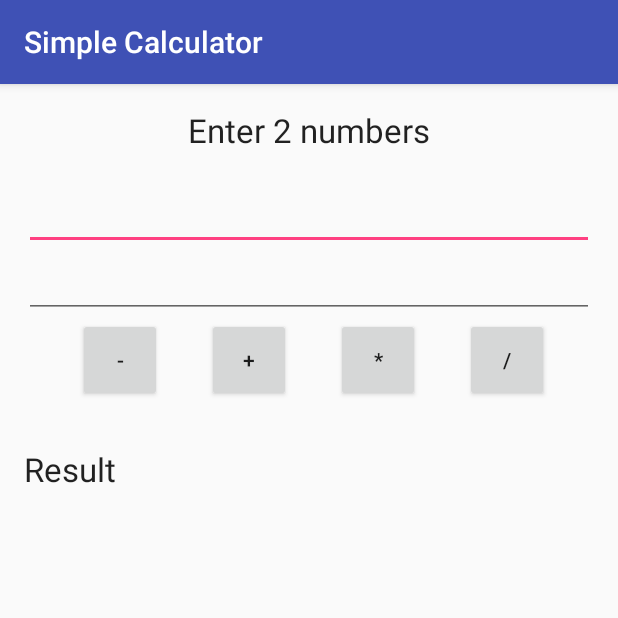
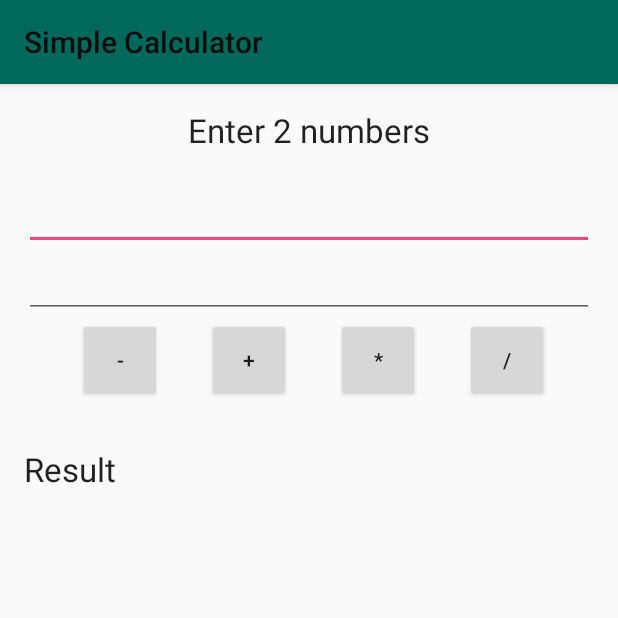
Before and after one commit to hesham-saeed/SimpleCalculator, an Android app: the screen it shows after launch (MainActivity), on a phone screen of 412 x 824 dp, the top half of it. Run offline under Robolectric (Android 15) with nearby library versions, the phone set to English and light mode, and no system bars.

Commit message:
style editted

```diff
--- a/app/src/main/res/values/styles.xml
+++ b/app/src/main/res/values/styles.xml
@@ -1,9 +1,9 @@
 <resources>
 
     <!-- Base application theme. -->
-    <style name="AppTheme" parent="Theme.AppCompat.Light.DarkActionBar">
+    <style name="AppTheme" parent="Theme.AppCompat.Light">
         <!-- Customize your theme here. -->
-        <item name="colorPrimary">@color/colorPrimary</item>
+        <item name="colorPrimary">#00695C</item>
         <item name="colorPrimaryDark">@color/colorPrimaryDark</item>
         <item name="colorAccent">@color/colorAccent</item>
     </style>
```
